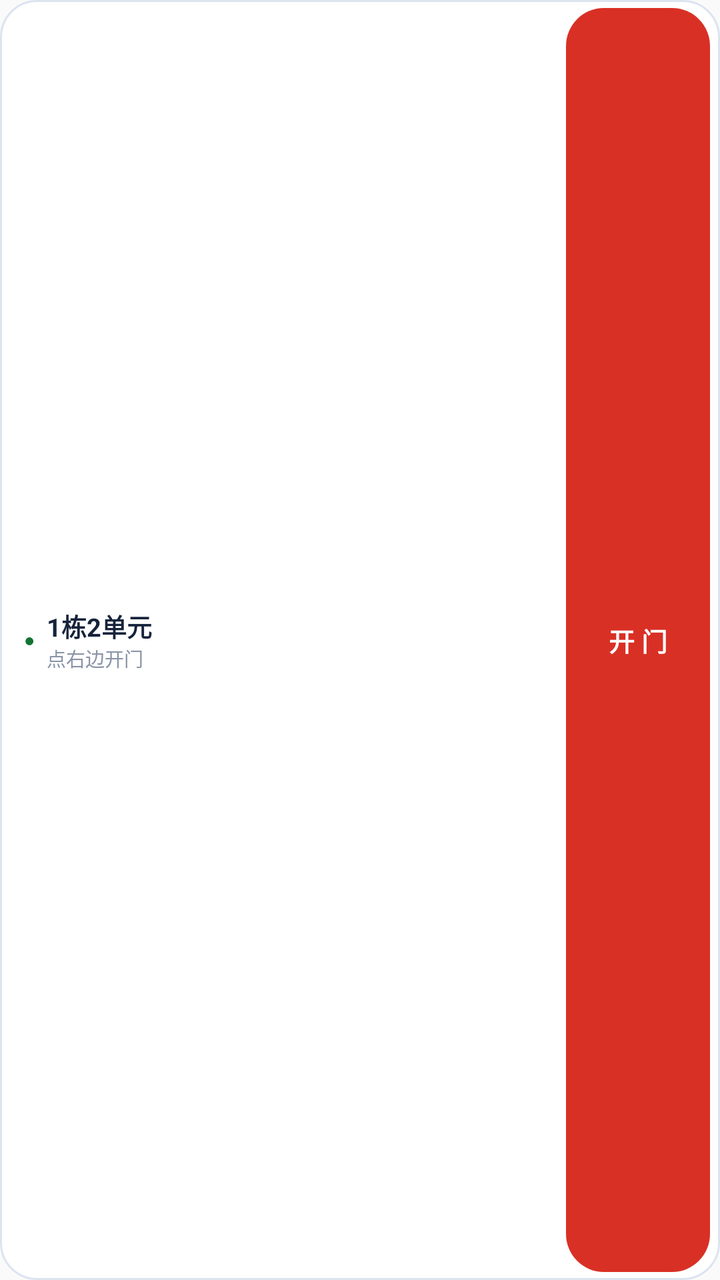
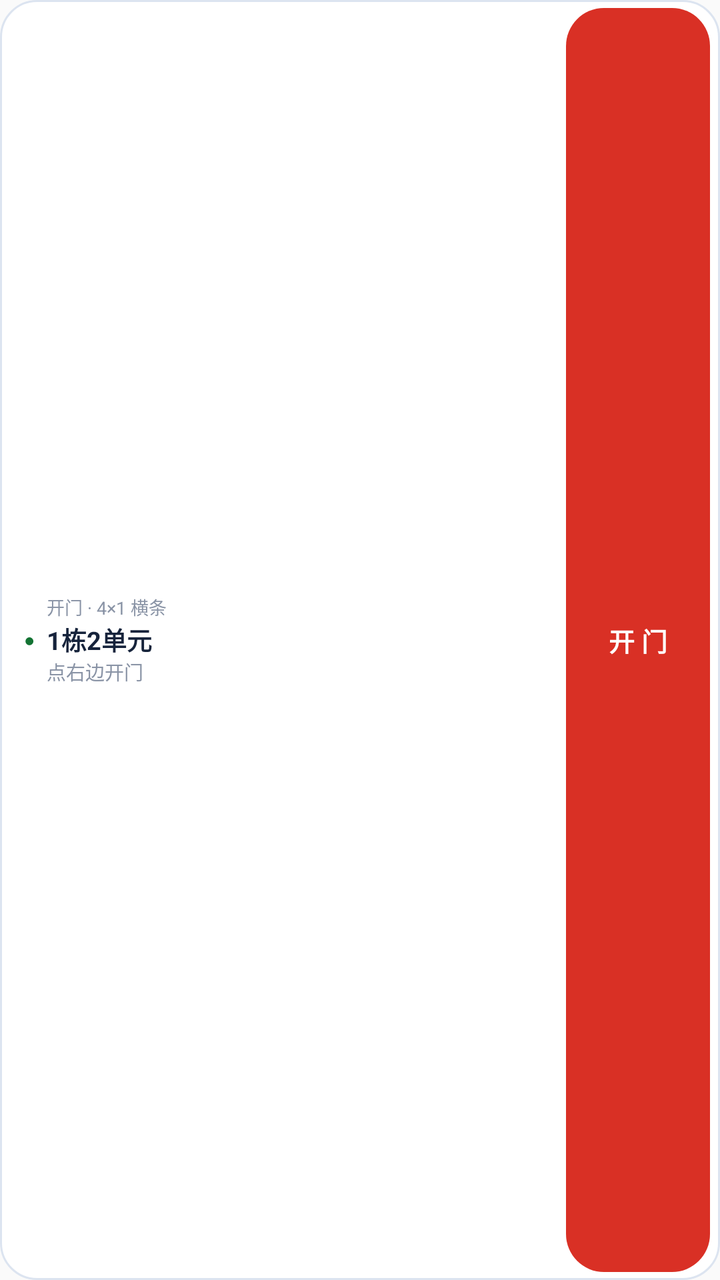

An Android layout rendered at two revisions. The XML below is the earlier revision; the diff shows what the commit changed to produce the second picture.
<!-- AndroidManifest.xml: application theme android:Theme.Material.Light.NoActionBar -->
<!-- res/layout/widget_open_bar.xml -->
<?xml version="1.0" encoding="utf-8"?>
<LinearLayout xmlns:android="http://schemas.android.com/apk/res/android"
    android:id="@+id/w_root"
    android:layout_width="match_parent"
    android:layout_height="match_parent"
    android:background="@drawable/widget_bg"
    android:gravity="center_vertical"
    android:orientation="horizontal"
    android:paddingLeft="12dp"
    android:paddingTop="4dp"
    android:paddingRight="5dp"
    android:paddingBottom="4dp">

    <TextView
        android:id="@+id/w_dot"
        android:layout_width="wrap_content"
        android:layout_height="wrap_content"
        android:text="●"
        android:textColor="#137333"
        android:textSize="9sp" />

    <LinearLayout
        android:id="@+id/w_header"
        android:layout_width="0dp"
        android:layout_height="wrap_content"
        android:layout_marginStart="6dp"
        android:layout_weight="1"
        android:orientation="vertical">

        <TextView
            android:id="@+id/w_door"
            android:layout_width="match_parent"
            android:layout_height="wrap_content"
            android:ellipsize="end"
            android:maxLines="1"
            android:text="1栋2单元"
            android:textColor="#16233B"
            android:textSize="12.5sp"
            android:textStyle="bold" />

        <TextView
            android:id="@+id/w_meta"
            android:layout_width="match_parent"
            android:layout_height="wrap_content"
            android:ellipsize="end"
            android:maxLines="1"
            android:text="点右边开门"
            android:textColor="#8A94A6"
            android:textSize="9.5sp" />
    </LinearLayout>

    <TextView
        android:id="@+id/w_btn"
        android:layout_width="wrap_content"
        android:layout_height="match_parent"
        android:layout_marginStart="6dp"
        android:background="@drawable/widget_pill_red"
        android:gravity="center"
        android:minWidth="72dp"
        android:paddingLeft="16dp"
        android:paddingRight="16dp"
        android:text="开 门"
        android:textColor="#FFFFFF"
        android:textSize="13sp"
        android:textStyle="bold" />
</LinearLayout>
<!-- resources referenced by this layout -->
<resources>
  <!-- drawable widget_bg (drawable) -->
  <?xml version="1.0" encoding="utf-8"?>
  <shape xmlns:android="http://schemas.android.com/apk/res/android"
      android:shape="rectangle">
      <corners android:radius="18dp" />
      <solid android:color="#FFFFFF" />
      <stroke android:width="1dp" android:color="#DCE4F0" />
  </shape>
  <!-- drawable widget_pill_red (drawable) -->
  <?xml version="1.0" encoding="utf-8"?>
  <shape xmlns:android="http://schemas.android.com/apk/res/android" android:shape="rectangle">
      <corners android:radius="19dp" />
      <solid android:color="#D93025" />
  </shape>
</resources>

<!-- the commit's change to res/layout/widget_open_bar.xml (unified diff, before → after) -->
@@ -26,6 +26,16 @@
         android:layout_marginStart="6dp"
         android:layout_weight="1"
         android:orientation="vertical">
+
+        <TextView
+            android:id="@+id/w_label"
+            android:layout_width="match_parent"
+            android:layout_height="wrap_content"
+            android:ellipsize="end"
+            android:maxLines="1"
+            android:text="开门 · 4×1 横条"
+            android:textColor="#8A94A6"
+            android:textSize="9sp" />
 
         <TextView
             android:id="@+id/w_door"
